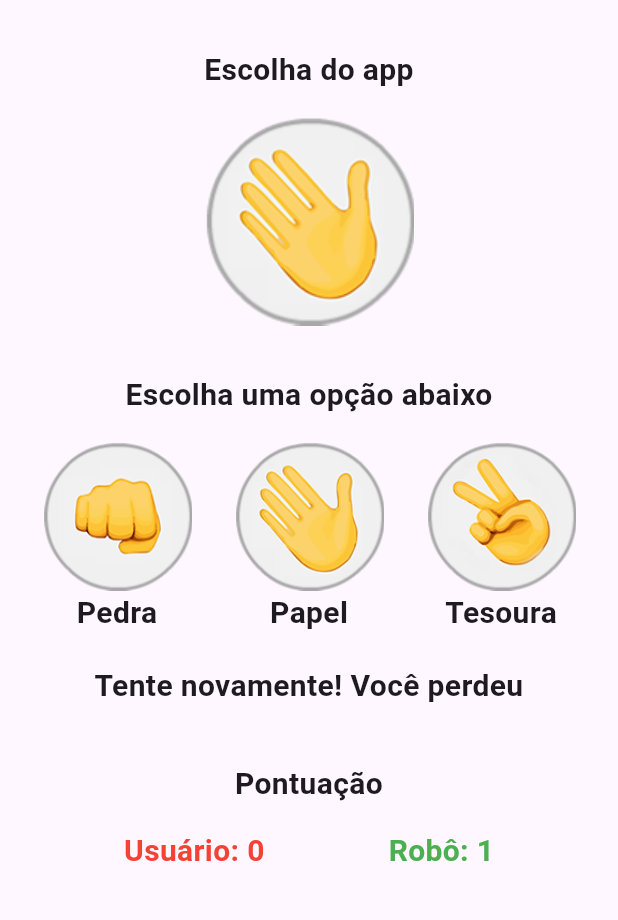
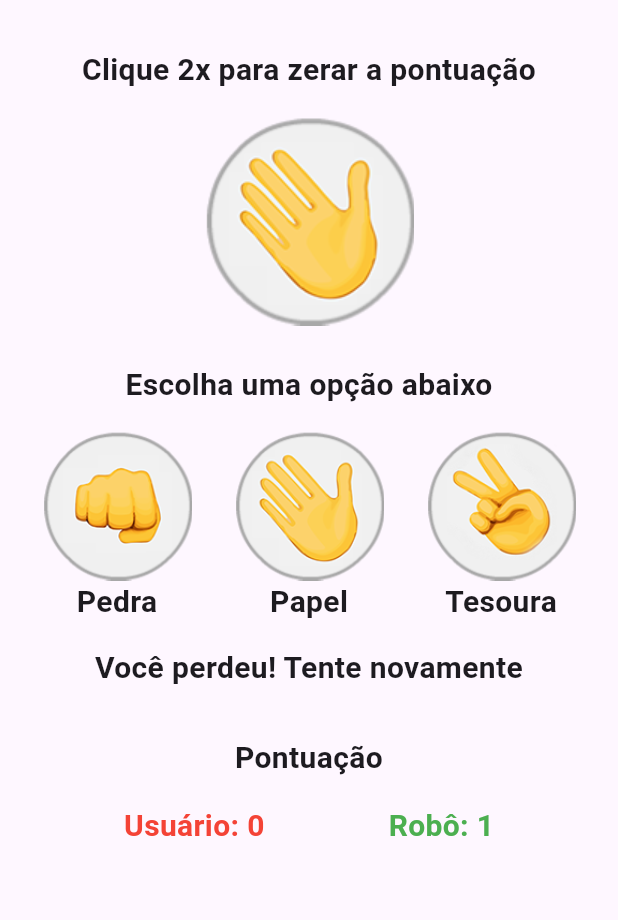
Before and after one commit to Richardy-Rodrigues/JokenPo_App, a Flutter app: the screen it shows after launch, after a tap on "Pedra", on a phone screen of 412 x 824 dp, the part 84-1004 px from its top. Run offline on Flutter 3.47's test engine with Material 3 defaults, Android fonts, the phone set to English and light mode, and no system bars.

Commit message:
Adicionado funcionalidade de zerar a pontuação

```diff
--- a/lib/jogo.dart
+++ b/lib/jogo.dart
@@ -51,13 +51,20 @@ class _JogoState extends State<Jogo> {
         (escolhaApp == "tesoura" && escolhaUsuario == "papel") ||
         (escolhaApp == "papel" && escolhaUsuario == "pedra")) {
       setState(() {
-        _resultadoFinal = "Tente novamente! Você perdeu";
+        _resultadoFinal = "Você perdeu! Tente novamente";
         _pontoApp += 1;
       });
     } else {
       setState(() {
         _resultadoFinal = "Empate! Tente novamente";
       });
+    }
+  }
+
+  void _zeraPontos(String zerar) {
+    if (zerar == "sim") {
+      _pontoApp = 0;
+      _pontoUsuario = 0;
     }
   }
 
@@ -75,16 +82,25 @@ class _JogoState extends State<Jogo> {
           Padding(
             padding: EdgeInsets.only(top: 32, bottom: 16),
             child: Text(
-              "Escolha do app",
+              "Clique 2x para zerar a pontuação",
               textAlign: TextAlign.center,
               style: TextStyle(fontSize: 20, fontWeight: FontWeight.bold),
             ),
           ),
           // Imagem padrão de escolha do app
-          Image(image: _imageApp),
+          // Image(image: _imageApp),
+          GestureDetector(
+              onDoubleTap: () => _zeraPontos("sim"),
+              child: Column(
+                children: [
+                  Image(
+                    image: _imageApp,
+                  ),
+                ],
+              )),
 
           Padding(
-              padding: EdgeInsets.only(top: 32, bottom: 16),
+              padding: EdgeInsets.only(top: 25, bottom: 16),
               child: Text(
                 "Escolha uma opção abaixo",
                 textAlign: TextAlign.center,
@@ -136,7 +152,7 @@ class _JogoState extends State<Jogo> {
             ],
           ),
           Padding(
-            padding: EdgeInsets.only(top: 20, bottom: 16),
+            padding: EdgeInsets.only(top: 15, bottom: 16),
             child: Text(
               _resultadoFinal,
               textAlign: TextAlign.center,
@@ -144,7 +160,7 @@ class _JogoState extends State<Jogo> {
             ),
           ),
           Padding(
-            padding: EdgeInsets.only(top: 20, bottom: 16),
+            padding: EdgeInsets.only(top: 15, bottom: 16),
             child: Text(
               "Pontuação",
               textAlign: TextAlign.center,
@@ -169,7 +185,7 @@ class _JogoState extends State<Jogo> {
                     fontWeight: FontWeight.bold,
                     color:
                         (_pontoApp > _pontoUsuario ? Colors.green : Colors.red),
-                  ))
+                  )),
             ],
           )
         ],
```
